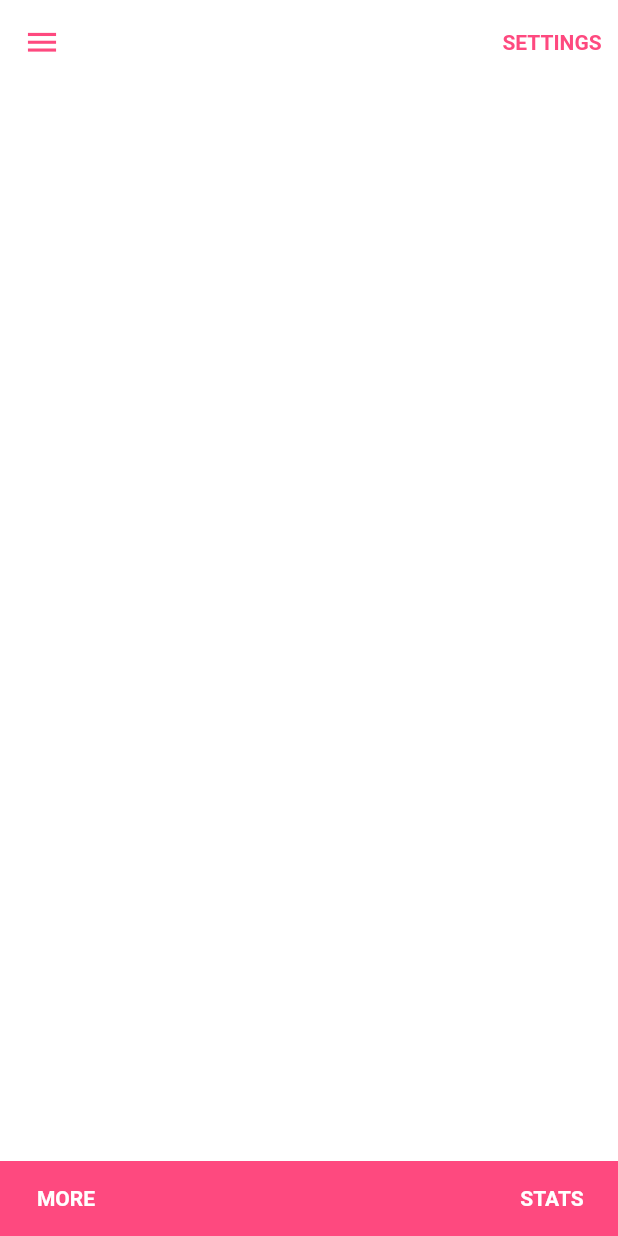
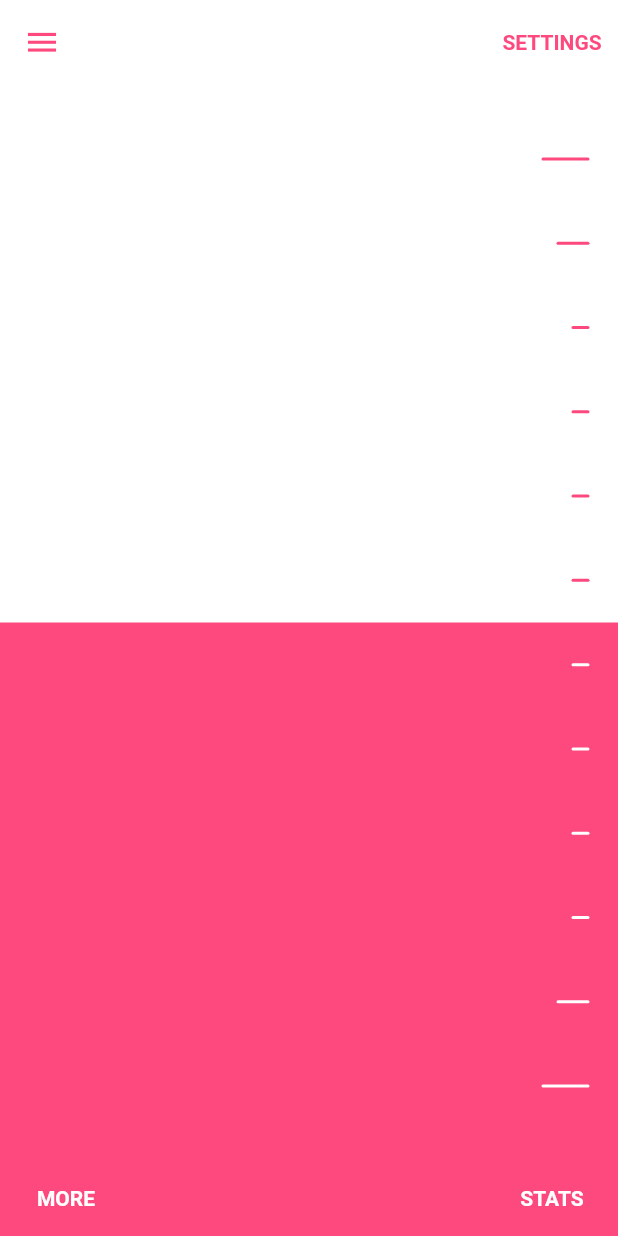
Before and after one commit to 28JayG/springy-slider, a Flutter app: the screen it shows after launch, on a phone screen of 412 x 824 dp. Run offline on Flutter 3.47's test engine with Material 2 defaults, Android fonts, the phone set to English and light mode, and no system bars.

```diff
--- a/lib/main.dart
+++ b/lib/main.dart
@@ -51,14 +51,12 @@ class _MyHomePageState extends State<MyHomePage> {
       ),
       body: new Column(
         children: <Widget>[
-          //TODO:(2.2) Bring in your SpringySlider
           Expanded(
-            child:Container(),
-//            child: SpringySlider(
-//              markCount: 12,
-//              negativeColor: Theme.of(context).scaffoldBackgroundColor,
-//              positiveColor: Theme.of(context).primaryColor,
-//            ),
+            child: SpringySlider(
+              markCount: 12,
+              negativeColor: Theme.of(context).scaffoldBackgroundColor,
+              positiveColor: Theme.of(context).primaryColor,
+            ),
           ),
           Container(
             height: 50.0,
--- a/lib/widgets/springy_slider.dart
+++ b/lib/widgets/springy_slider.dart
@@ -1,172 +1,208 @@
 import 'dart:ui';
 
 import 'package:flutter/material.dart';
+import 'package:springy_slider/widgets/points.dart';
 
-//TODO:(2.1) A Springy Slider shall be created
-//class SpringySlider extends StatefulWidget {
-//  final int markCount;
-//  final Color positiveColor;
-//  final Color negativeColor;
+class SpringySlider extends StatefulWidget {
+  final int markCount;
+  final Color positiveColor;
+  final Color negativeColor;
+
+  const SpringySlider({
+    Key key,
+    this.markCount,
+    this.positiveColor,
+    this.negativeColor,
+  }) : super(key: key);
+
+  @override
+  _SpringySliderState createState() => _SpringySliderState();
+}
+
+//TODO:(3.1) We are gonna use a LayoutBuilder to set the Text
+
+class _SpringySliderState extends State<SpringySlider> {
+  final paddingTop = 50.0;
+  final paddingBottom = 50.0;
+  final slidePercent = 0.75;
+
+  @override
+  Widget build(BuildContext context) {
+    return Stack(
+      children: <Widget>[
+        SliderMarks(
+          markCount: widget.markCount,
+          color: widget.positiveColor,
+          paddingTop: paddingTop,
+          paddingBottom: paddingBottom,
+        ),
+        ClipPath(
+          clipper: SliderClipper(),
+          child: Stack(
+            children: <Widget>[
+              Container(
+                color: Theme.of(context).primaryColor,
+              ),
+              SliderMarks(
+                markCount: widget.markCount,
+                color: widget.negativeColor,
+                paddingTop: paddingTop,
+                paddingBottom: paddingBottom,
+              ),
+            ],
+          ),
+        ),
+        Padding(
+          padding: EdgeInsets.only(
+            top: paddingBottom,
+            bottom: paddingBottom,
+          ),
+          //TODO:(3.2) calculate top alignment for the text
+          //TODO(3.4) replace texts for points
+//          child: LayoutBuilder(
+//            builder: (BuildContext context, BoxConstraints constraints) {
+//              final height = constraints.maxHeight;
+//              final top = height * (1.0 - slidePercent);
 //
-//  const SpringySlider({
-//    Key key,
-//    this.markCount,
-//    this.positiveColor,
-//    this.negativeColor,
-//  }) : super(key: key);
-//
-//  @override
-//  _SpringySliderState createState() => _SpringySliderState();
-//}
-//
-////TODO:(2.6.1) Remember? we had the stack, seems like we need another one on it to clip the new one
-//
-//class _SpringySliderState extends State<SpringySlider> {
-//  @override
-//  Widget build(BuildContext context) {
-//    return Stack(
-//      children: <Widget>[
-//        SliderMarks(
-//          markCount: widget.markCount,
-//          color: widget.positiveColor,
-//          paddingTop: 50.0,
-//          paddingBottom: 50.0,
-//        ),
-////        ClipPath(
-////          clipper: SliderClipper(),
-////          child: Stack(
-////            children: <Widget>[
-////              Container(
-////                color: Theme.of(context).primaryColor,
-////              ),
-////              SliderMarks(
-////                markCount: widget.markCount,
-////                color: widget.negativeColor,
-////                paddingTop: 50.0,
-////                paddingBottom: 50.0,
-////              ),
-////            ],
-////          ),
-////        )
-//      ],
-//    );
-//  }
-//}
+//              return Stack(
+//                children: <Widget>[
+//                  Positioned(
+//                    left: 35.0,
+//                    top: top - 50.0,
+//                    child: FractionalTranslation(
+//                      translation: Offset(0.0, -1.0),
+//                      child: Text('TESTING'),
+////                      child: Points(
+////                        color: Theme.of(context).primaryColor,
+////                        isAboveSlider: true,
+////                        isPointsYouNeed: false,
+////                        points: 100 - (slidePercent * 100).floor(),
+////                      ),
+//                    ),
+//                  ),
+//                  Positioned(
+//                    left: 35.0,
+//                    top: top + 50.0,
+//                    child: Text('TESTING'),
+////                    child: Points(
+////                      color: Theme.of(context).scaffoldBackgroundColor,
+////                      isAboveSlider: false,
+////                      isPointsYouNeed: true,
+////                      points: (slidePercent * 100).floor(),
+////                    ),
+//                  ),
+//                ],
+//              );
+//            },
+//          ),
+        ),
+      ],
+    );
+  }
+}
 
-//TODO(2.3) SliderMarks that takes a CustomPaint
+class SliderMarks extends StatelessWidget {
+  final int markCount;
+  final Color color;
+  final double paddingTop;
+  final double paddingBottom;
 
-//class SliderMarks extends StatelessWidget {
-//  final int markCount;
-//  final Color color;
-//  final double paddingTop;
-//  final double paddingBottom;
-//
-//  const SliderMarks({
-//    Key key,
-//    this.markCount,
-//    this.color,
-//    this.paddingTop,
-//    this.paddingBottom,
-//  }) : super(key: key);
-//
-//  @override
-//  Widget build(BuildContext context) {
-//    return CustomPaint(
-//      child: Container(),
-//      painter: SlideMarksPainter(
-//        markCount: markCount,
-//        color: color,
-//        markThickness: 2.0,
-//        paddingTop: paddingTop,
-//        paddingBottom: paddingBottom,
-//        paddingRight: 20.0,
-//      ),
-//    );
-//  }
-//}
+  const SliderMarks({
+    Key key,
+    this.markCount,
+    this.color,
+    this.paddingTop,
+    this.paddingBottom,
+  }) : super(key: key);
 
-//TODO:(2.4) create a painter
+  @override
+  Widget build(BuildContext context) {
+    return CustomPaint(
+      child: Container(),
+      painter: SlideMarksPainter(
+        markCount: markCount,
+        color: color,
+        markThickness: 2.0,
+        paddingTop: paddingTop,
+        paddingBottom: paddingBottom,
+        paddingRight: 20.0,
+      ),
+    );
+  }
+}
 
-// TODO:(2.5) implement paint
+class SlideMarksPainter extends CustomPainter {
+  final double largeMarkWidth = 30.0;
+  final double smallMarkWidth = 10.0;
 
-//class SlideMarksPainter extends CustomPainter {
-////  final double largeMarkWidth = 30.0;
-////  final double smallMarkWidth = 10.0;
-//
-//  final Color color;
-//  final double paddingTop;
-//  final double paddingBottom;
-//  final double paddingRight;
-//  final int markCount;
-//  final double markThickness;
-////  final Paint markPaint;
-//
-//  SlideMarksPainter({
-//    this.color,
-//    this.paddingTop,
-//    this.paddingBottom,
-//    this.paddingRight,
-//    this.markCount,
-//    this.markThickness,
-//  });
-//
-////  }) : markPaint = Paint()
-////          ..color = color
-////          ..strokeCap = StrokeCap.round
-////          ..style = PaintingStyle.stroke
-////          ..strokeWidth = markThickness;
-//
-//  @override
-//  void paint(Canvas canvas, Size size) {
-////    final paintHeight = size.height - paddingBottom - paddingTop;
-////    final gap = paintHeight / (markCount - 1);
-////
-////    for (int i = 0; i < markCount; i++) {
-////      double markWidth = smallMarkWidth;
-////
-////      if (i == 0 || i == markCount - 1) {
-////        markWidth = largeMarkWidth;
-////      } else if (i == 1 || i == markCount - 2) {
-////        markWidth = lerpDouble(smallMarkWidth, largeMarkWidth, 0.5);
-////      }
-////
-////      final markY = i * gap + paddingTop;
-////
-////      canvas.drawLine(
-////        Offset(size.width - markWidth - paddingRight, markY),
-////        Offset(size.width - paddingRight, markY),
-////        markPaint,
-////      );
-////    }
-//  }
-//
-//  @override
-//  bool shouldRepaint(CustomPainter oldDelegate) {
-//    return true;
-//  }
-//}
+  final Color color;
+  final double paddingTop;
+  final double paddingBottom;
+  final double paddingRight;
+  final int markCount;
+  final double markThickness;
+  final Paint markPaint;
 
-//TODO:(2.6.2) Create a CustomClipper
+  SlideMarksPainter({
+    this.color,
+    this.paddingTop,
+    this.paddingBottom,
+    this.paddingRight,
+    this.markCount,
+    this.markThickness,
+  }) : markPaint = Paint()
+          ..color = color
+          ..strokeCap = StrokeCap.round
+          ..style = PaintingStyle.stroke
+          ..strokeWidth = markThickness;
 
-//class SliderClipper extends CustomClipper<Path>{
-//  @override
-//  Path getClip(Size size) {
-//
-//    Path path = Path();
-//
-//    path.addRect(
-//      Rect.fromLTWH(
-//        0.0,
-//        size.height /2,
-//        size.width,
-//        size.height/2,
-//      ),
-//    );
-//
-//    return path;
-//  }
-//
-//  @override
-//  bool shouldReclip(CustomClipper<Path> oldClipper) => true;
-//
-//}
+  @override
+  void paint(Canvas canvas, Size size) {
+    final paintHeight = size.height - paddingBottom - paddingTop;
+    final gap = paintHeight / (markCount - 1);
+
+    for (int i = 0; i < markCount; i++) {
+      double markWidth = smallMarkWidth;
+
+      if (i == 0 || i == markCount - 1) {
+        markWidth = largeMarkWidth;
+      } else if (i == 1 || i == markCount - 2) {
+        markWidth = lerpDouble(smallMarkWidth, largeMarkWidth, 0.5);
+      }
+
+      final markY = i * gap + paddingTop;
+
+      canvas.drawLine(
+        Offset(size.width - markWidth - paddingRight, markY),
+        Offset(size.width - paddingRight, markY),
+        markPaint,
+      );
+    }
+  }
+
+  @override
+  bool shouldRepaint(CustomPainter oldDelegate) {
+    return true;
+  }
+}
+
+class SliderClipper extends CustomClipper<Path> {
+  @override
+  Path getClip(Size size) {
+    Path path = Path();
+
+    path.addRect(
+      Rect.fromLTWH(
+        0.0,
+        size.height / 2,
+        size.width,
+        size.height / 2,
+      ),
+    );
+
+    return path;
+  }
+
+  @override
+  bool shouldReclip(CustomClipper<Path> oldClipper) => true;
+}
```
Also changed, not shown: lib/widgets/points.dart (added, +64 -0 lines).
